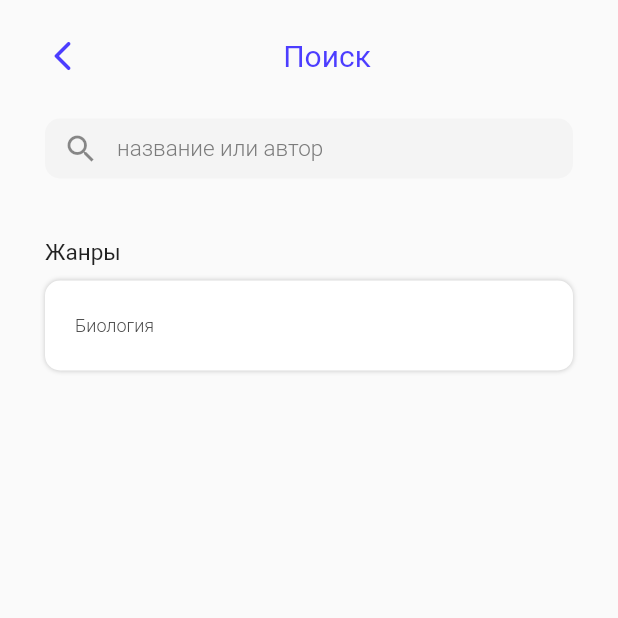
After one commit to k1rm4n/book_manager, a Flutter app: the SearchBook screen opened by its route, on a phone screen of 412 x 824 dp, the top half of it. The commit adds this screen. Run offline on Flutter 3.47's test engine with Material 2 defaults, Android fonts, the phone set to English and light mode, and no system bars; missing offline and left inert: mysql1; network calls fail.

Commit message:
add screens elect query search

```diff
--- a/lib/main.dart
+++ b/lib/main.dart
@@ -3,6 +3,7 @@
 import 'package:book_manager/library_list.dart';
 import 'package:book_manager/navigation_bar.dart';
 import 'package:book_manager/profile_user.dart';
+import 'package:book_manager/search_book.dart';
 import 'package:flutter/material.dart';
 import 'auto_user.dart';
 import 'reg_user.dart';
@@ -32,6 +33,7 @@ class MyApp extends StatelessWidget {
         '/library': (BuildContext context) => Library(),
         '/navBar': (BuildContext context) => MainNavigationBar(),
         '/bookInfo': (BuildContext context) => BookInfo(),
+        '/searchBook': (BuildContext context) => SearchBook(),
       },
     );
   }
--- /dev/null
+++ b/lib/search_book.dart
@@ -0,0 +1,131 @@
+import 'dart:ui';
+
+import 'package:flutter/material.dart';
+
+class SearchBook extends StatelessWidget {
+  @override
+  Widget build(BuildContext context) {
+    return Scaffold(
+      body: SafeArea(
+        child: Padding(
+          padding: const EdgeInsets.symmetric(horizontal: 30),
+          child: Column(
+            crossAxisAlignment: CrossAxisAlignment.start,
+            children: [
+              Padding(
+                padding: const EdgeInsets.only(top: 25),
+                child: Row(
+                  children: [
+                    GestureDetector(
+                      onTap: () {
+                        Navigator.pop(context, '/library');
+                      },
+                      child: const Icon(
+                        Icons.arrow_back_ios_rounded,
+                        color: Color.fromRGBO(76, 61, 255, 1),
+                      ),
+                    ),
+                    const Expanded(
+                      child: Text(
+                        'Поиск',
+                        textAlign: TextAlign.center,
+                        style: TextStyle(
+                          color: Color.fromRGBO(76, 61, 255, 1),
+                          fontFamily: 'Roboto',
+                          fontStyle: FontStyle.normal,
+                          fontWeight: FontWeight.w400,
+                          fontSize: 20,
+                        ),
+                      ),
+                    ),
+                  ],
+                ),
+              ),
+              const SizedBox(
+                height: 30,
+              ),
+              Container(
+                width: double.infinity,
+                height: 40,
+                decoration: BoxDecoration(
+                  color: const Color.fromRGBO(244, 244, 244, 1),
+                  borderRadius: BorderRadius.circular(10),
+                ),
+                child: TextField(
+                  textAlignVertical: TextAlignVertical.center,
+                  controller: TextEditingController(),
+                  style: const TextStyle(
+                    fontFamily: 'Roboto',
+                    fontStyle: FontStyle.normal,
+                    fontWeight: FontWeight.w300,
+                    fontSize: 15,
+                  ),
+                  decoration: const InputDecoration(
+                    enabledBorder: InputBorder.none,
+                    focusedBorder: InputBorder.none,
+                    hintText: 'название или автор',
+                    hintStyle: TextStyle(
+                      color: Color.fromRGBO(124, 124, 124, 1),
+                      fontFamily: 'Roboto',
+                      fontStyle: FontStyle.normal,
+                      fontWeight: FontWeight.w300,
+                      fontSize: 15,
+                    ),
+                    prefixIcon: Icon(Icons.search),
+                    isCollapsed: true,
+                  ),
+                ),
+              ),
+              const SizedBox(
+                height: 40,
+              ),
+              const Text(
+                'Жанры',
+                style: TextStyle(
+                  fontFamily: 'Roboto',
+                  fontStyle: FontStyle.normal,
+                  fontWeight: FontWeight.w400,
+                  fontSize: 15,
+                ),
+              ),
+              const SizedBox(
+                height: 10,
+              ),
+              Container(
+                width: double.infinity,
+                height: 60,
+                decoration: BoxDecoration(
+                  color: const Color.fromRGBO(255, 255, 255, 1),
+                  borderRadius: BorderRadius.circular(10),
+                  boxShadow: const [
+                    BoxShadow(
+                      offset: Offset(0, 0),
+                      blurRadius: 2,
+                      color: Color.fromRGBO(0, 0, 0, 0.2),
+                    ),
+                  ],
+                ),
+                child: const Padding(
+                  padding: EdgeInsets.only(left: 20),
+                  child: Align(
+                    alignment: Alignment.centerLeft,
+                    child: Text(
+                      'Биология',
+                      style: TextStyle(
+                        color: Color.fromRGBO(70, 70, 70, 1),
+                        fontFamily: 'Roboto',
+                        fontStyle: FontStyle.normal,
+                        fontWeight: FontWeight.w300,
+                        fontSize: 12,
+                      ),
+                    ),
+                  ),
+                ),
+              ),
+            ],
+          ),
+        ),
+      ),
+    );
+  }
+}
```
Also changed, not shown: lib/elect_list.dart (added, +156 -0 lines), lib/library_list.dart (+9 -4 lines), lib/navigation_bar.dart (+21 -18 lines), lib/profile_user.dart (+0 -80 lines), lib/query_user.dart (added, +321 -0 lines).
